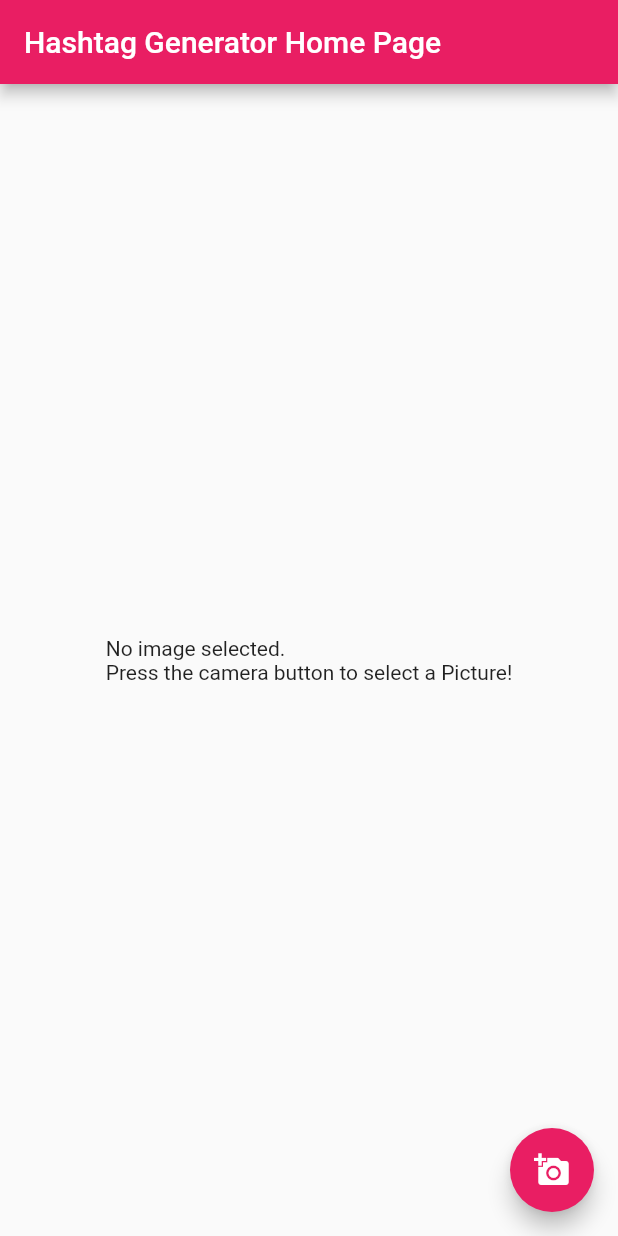
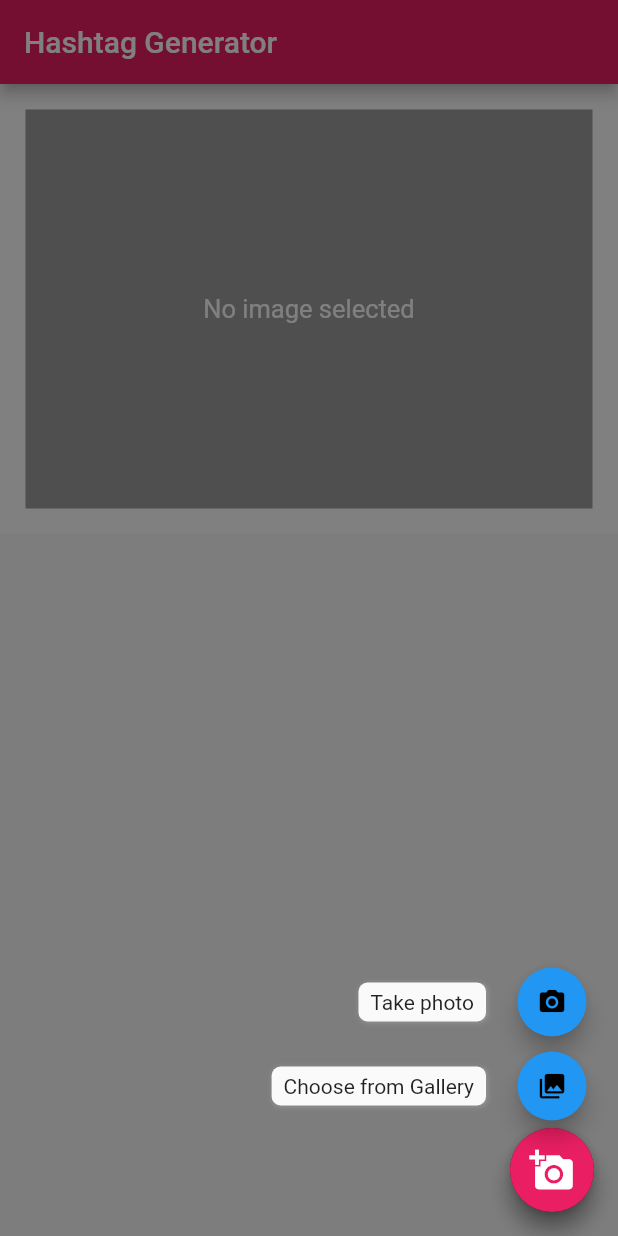
Before and after one commit to tomerlaufer123/cs130Project, a Flutter app: the screen it shows after launch, after a tap on the "add a photo" icon, on a phone screen of 412 x 824 dp. Run offline on Flutter 3.47's test engine with Material 2 defaults, Android fonts, the phone set to English and light mode, and no system bars; drawn by our look-alikes of flutter_speed_dial; our stand-ins replace image_cropper, image_picker.

Commit message:
Crop and camera

```diff
--- a/hashtag_app/lib/main.dart
+++ b/hashtag_app/lib/main.dart
@@ -4,6 +4,8 @@ import 'dart:io';
 import 'dart:async';
 
 import 'package:image_picker/image_picker.dart';
+import 'package:image_cropper/image_cropper.dart';
+import 'package:flutter_speed_dial/flutter_speed_dial.dart';
 
 void main() {
   runApp(MyApp());
@@ -20,7 +22,7 @@ class MyApp extends StatelessWidget {
         primarySwatch: Colors.pink,
         visualDensity: VisualDensity.adaptivePlatformDensity,
       ),
-      home: MyHomePage(title: 'Hashtag Generator Home Page'),
+      home: MyHomePage(title: 'Hashtag Generator'),
     );
   }
 }
@@ -37,16 +39,14 @@ class MyHomePage extends StatefulWidget {
 }
 
 class _MyHomePageState extends State<MyHomePage> {
-  //this the state object
-  File _image; // this is the resulting image, saved in memory
-  final picker =
-      ImagePicker(); //https://pub.flutter-io.cn/packages/image_picker
+  //state Object
+  File _image; // Image file (saved in memory)
+  final picker = ImagePicker(); //Plugin: https://pub.dev/packages/image_picker
 
-  Future getImage() async {
+  // Get Image from Gallery
+  Future<void> _getImage(ImageSource source) async {
     final pickedFile = await picker.getImage(
-        source: ImageSource.gallery,
-        maxWidth: 300.0,
-        maxHeight: 500.0); //ImageSource.camera
+        source: source, maxWidth: 300.0, maxHeight: 500.0); //ImageSource.camera
 
     setState(() {
       // This call to setState tells the Flutter framework that something has
@@ -60,6 +60,29 @@ class _MyHomePageState extends State<MyHomePage> {
     });
   }
 
+  // Cropper plugin https://pub.dev/packages/image_cropper
+  // Tutorial: https://fireship.io/lessons/flutter-file-uploads-cloud-storage/
+  Future<void> _cropImage() async {
+    File croppedImage = await ImageCropper.cropImage(
+        sourcePath: _image.path,
+        aspectRatioPresets: [
+          CropAspectRatioPreset.original,
+        ],
+        /*androidUiSettings: AndroidUiSettings(
+            toolbarTitle: 'Crop your photo',
+            toolbarColor: Colors.deepOrange,
+            toolbarWidgetColor: Colors.white,
+            initAspectRatio: CropAspectRatioPreset.original,
+            lockAspectRatio: false),*/
+        iosUiSettings: IOSUiSettings(
+          minimumAspectRatio: 0.1,
+        ));
+
+    setState(() {
+      _image = (croppedImage != null) ? croppedImage : _image;
+    });
+  }
+
   @override
   Widget build(BuildContext context) {
     // This method is rerun every time setState is called
@@ -67,19 +90,71 @@ class _MyHomePageState extends State<MyHomePage> {
       appBar: AppBar(
         title: Text(widget.title),
       ),
-      body: Center(
-        //Display photo in center of screen
-        // TODO: See if there is way to pass _image file to tflite
-        child: _image == null
-            ? Text(
-                'No image selected. \nPress the camera button to select a Picture!') //? Text('No image selected. \nPress the camera button to Take a Picture!')
-            : Image.file(_image),
+
+      // Once photo selected:
+      // -  Display photo in center of screen
+      // -  Buttons to crop & redisplay
+      // -  Button to generate hashtags
+      // Once Hashtags generated:
+      // -  Button to view hashtags appears
+      body: ListView(
+        children: <Widget>[
+          if (_image != null) ...[
+            Container(child: Image.file(_image)),
+            Row(
+              mainAxisAlignment: MainAxisAlignment.spaceEvenly,
+              children: <Widget>[
+                ElevatedButton(
+                    //child: Icon(Icons.crop, color: Colors.white, size: 30),
+                    child: Text('Crop Image',
+                        style: TextStyle(fontSize: 18, color: Colors.white)),
+                    onPressed: _cropImage),
+                // TODO: Hashtag Button Functionality
+                // when list_of_tags is not null, view hashtags button will show up
+                ElevatedButton(
+                    child: Text('Generate Hashtags',
+                        style: TextStyle(fontSize: 18)),
+                    onPressed: null)
+              ],
+            ),
+          ] else
+            Container(
+              width: 50.0,
+              height: 300.0,
+              decoration: BoxDecoration(
+                  border: Border.all(color: Colors.white, width: 17)),
+              child: const DecoratedBox(
+                  decoration: const BoxDecoration(color: Colors.grey),
+                  child: Center(
+                      child: Text(
+                          'No image selected', //\n\nPress the camera button to pick an image!',
+                          style:
+                              TextStyle(fontSize: 17, color: Colors.white)))),
+            ),
+        ],
       ),
-      floatingActionButton: FloatingActionButton(
-        onPressed: getImage,
-        tooltip: 'Pick Image',
-        child: Icon(Icons.add_a_photo),
-      ), // This trailing comma makes auto-formatting nicer for build methods.
+
+      // Select image from camera or gallery when button pressed
+      floatingActionButton: SpeedDial(
+        child: Icon(Icons.add_a_photo, size: 30.0),
+        overlayColor: Colors.black,
+        overlayOpacity: 0.5,
+        children: [
+          SpeedDialChild(
+            label: 'Choose from Gallery',
+            backgroundColor: Colors.blue,
+            child: Icon(Icons.photo_library),
+            onTap: () => _getImage(ImageSource.gallery),
+          ),
+          SpeedDialChild(
+            label: 'Take photo',
+            backgroundColor: Colors.blue,
+            child: Icon(Icons.photo_camera),
+            onTap: () => _getImage(ImageSource.camera),
+            //Debug: why pressing button after selecitng photo time crashes
+          ),
+        ],
+      ),
     );
   }
 }
--- a/hashtag_app/pubspec.yaml
+++ b/hashtag_app/pubspec.yaml
@@ -24,10 +24,8 @@ dependencies:
   flutter:
     sdk: flutter
   image_picker: 0.6.7+12
-  #image_cropper: 1.0.2
-
-  # The following adds the Cupertino Icons font to your application.
-  # Use with the CupertinoIcons class for iOS style icons.
+  image_cropper: 1.3.1
+  flutter_speed_dial: ^1.2.5
   cupertino_icons: ^1.0.0
 
 dev_dependencies:
```
Also changed, not shown: hashtag_app/pubspec.lock, 3 other files.
